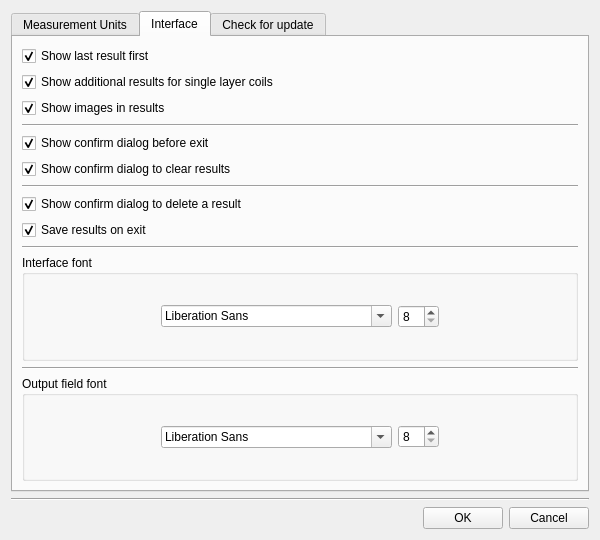
radioacoustick/Coil64, file options.ui: the form before one commit.
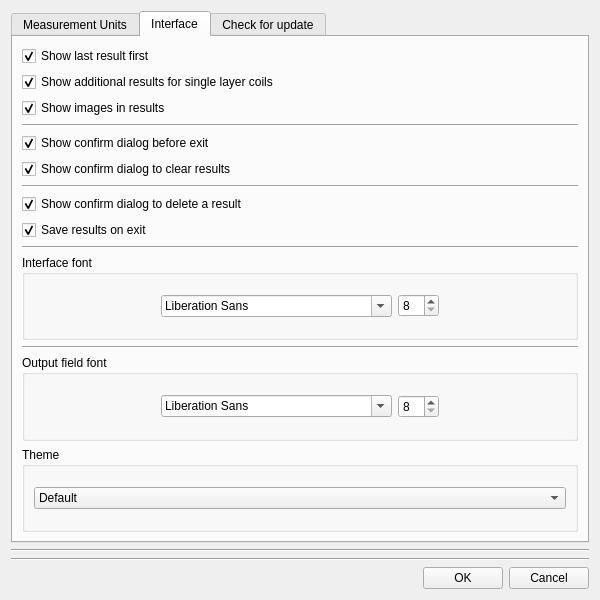
The form after the commit. Icons and pictures are not drawn.

```diff
--- a/options.ui
+++ b/options.ui
@@ -10,7 +10,7 @@
     <x>0</x>
     <y>0</y>
     <width>600</width>
-    <height>540</height>
+    <height>600</height>
    </rect>
   </property>
   <property name="sizePolicy">
@@ -22,13 +22,13 @@
   <property name="minimumSize">
    <size>
     <width>600</width>
-    <height>540</height>
+    <height>600</height>
    </size>
   </property>
   <property name="maximumSize">
    <size>
     <width>600</width>
-    <height>540</height>
+    <height>600</height>
    </size>
   </property>
   <property name="windowTitle">
@@ -633,6 +633,32 @@
          </layout>
         </widget>
        </item>
+       <item>
+        <widget class="QGroupBox" name="groupBox_12">
+         <property name="title">
+          <string>Theme</string>
+         </property>
+         <layout class="QVBoxLayout" name="verticalLayout_14">
+          <item>
+           <widget class="QComboBox" name="comboBox_style">
+            <property name="currentIndex">
+             <number>0</number>
+            </property>
+            <item>
+             <property name="text">
+              <string>Default</string>
+             </property>
+            </item>
+            <item>
+             <property name="text">
+              <string>Dark</string>
+             </property>
+            </item>
+           </widget>
+          </item>
+         </layout>
+        </widget>
+       </item>
       </layout>
      </widget>
      <widget class="QWidget" name="tab_3">
@@ -739,6 +765,13 @@
      </widget>
     </widget>
    </item>
+   <item>
+    <widget class="Line" name="line_11">
+     <property name="orientation">
+      <enum>Qt::Horizontal</enum>
+     </property>
+    </widget>
+   </item>
    <item>
     <widget class="Line" name="line_2">
      <property name="orientation">
```
